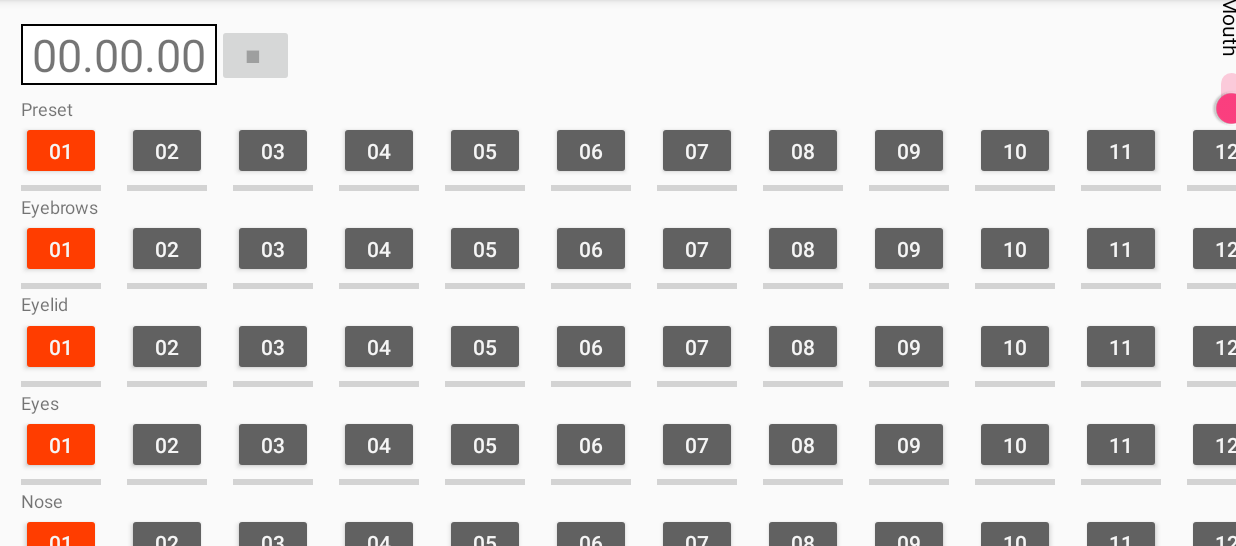
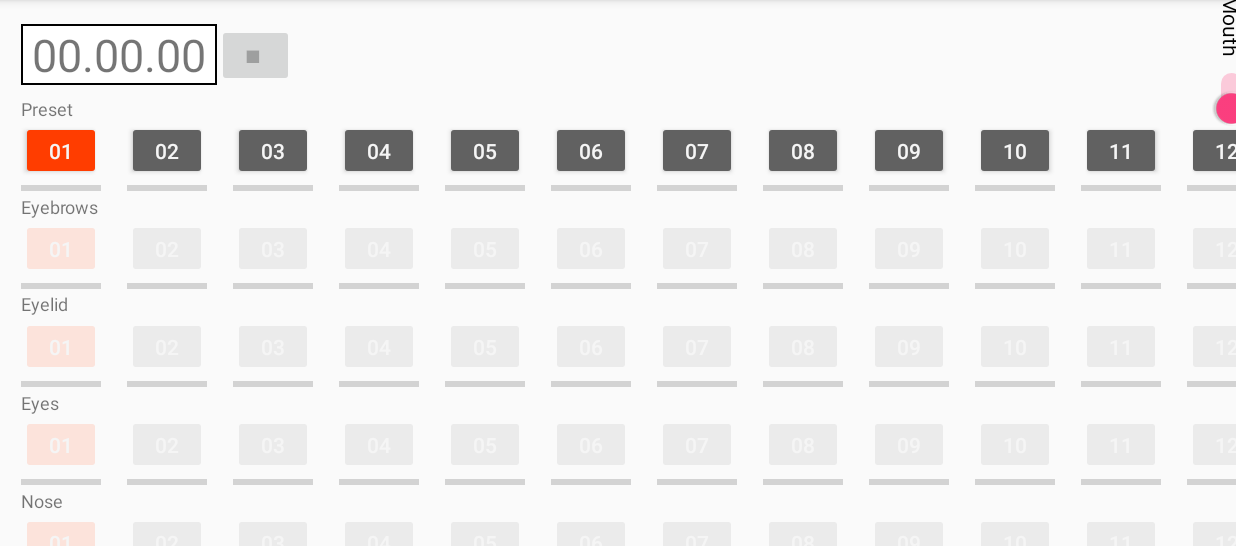
Before and after one commit to Jaeger87/Sbriciolone, an Android app: the MainActivity screen opened directly, with no data from a screen before it, after a tap on "01", on a phone screen of 824 x 412 dp (held sideways), the part 72-618 px from its top. Run offline under Robolectric (Android 15) with nearby library versions, the phone set to English and light mode, and no system bars; 7 statements that could not run were skipped.

Commit message:
Preset rifatti

```diff
--- a/MakinariumAnimatronicKeySystem/app/src/main/java/com/makinarium/makinariumanimatronickeysystem/com/makinarium/presetthings/ButtonsContainer.java
+++ b/MakinariumAnimatronicKeySystem/app/src/main/java/com/makinarium/makinariumanimatronickeysystem/com/makinarium/presetthings/ButtonsContainer.java
@@ -9,17 +9,26 @@ import java.util.HashMap;
 
 public class ButtonsContainer<T> {
 
-    private HashMap<Integer,ButtonPerformance<T>> mapButtons;
+    private HashMap<Integer,ButtonPerformance<T>> performanceHashMap;
+    private HashMap<Integer,PresetPerformance<T>> presetHashMap;
+
 
     public ButtonsContainer()
     {
-        mapButtons = new HashMap<>();
+        performanceHashMap = new HashMap<>();
+        presetHashMap = new HashMap<>();
     }
 
 
-    public void addButton(int id, Button button, FaceSector sector, ProgressBar progressBar)
+    public void addPerformanceButton(int id, Button button, FaceSector sector, ProgressBar progressBar)
     {
-        mapButtons.put(id, new ButtonPerformance(button,sector, progressBar));
+        performanceHashMap.put(id, new ButtonPerformance(button,sector, progressBar));
+    }
+
+    public void addPresetButton(int id, Button button, FaceSector sector, ProgressBar progressBar)
+    {
+        if(sector == FaceSector.PRESET)
+            presetHashMap.put(id, new PresetPerformance(button,sector, progressBar));
     }
 
     public void deactivatesButtonSectorButton(FaceSector sector)
@@ -34,21 +43,41 @@ public class ButtonsContainer<T> {
 
     private void disActButtons(FaceSector sector, boolean whatToDo)
     {
-        for (Integer id: mapButtons.keySet()) {
-            if(mapButtons.get(id).getFaceSector() != sector)
+
+        if(sector == FaceSector.PRESET)
+        {
+            for (Integer id: presetHashMap.keySet())
+                if(whatToDo)
+                    presetHashMap.get(id).activatesButton();
+                else
+                    presetHashMap.get(id).deactivatesButton();
+            return;
+        }
+
+        for (Integer id: performanceHashMap.keySet()) {
+            if(performanceHashMap.get(id).getFaceSector() != sector)
                 continue;
             if(whatToDo)
-                mapButtons.get(id).activatesButton();
+                performanceHashMap.get(id).activatesButton();
             else
-                mapButtons.get(id).deactivatesButton();
+                performanceHashMap.get(id).deactivatesButton();
 
         }
     }
 
 
-    public ButtonPerformance<T> getButtonPerform(int id)
+    public ButtonPerformance<T> getButtonPerformance(int id)
     {
-        return mapButtons.get(id);
+        if(performanceHashMap.containsKey(id))
+            return performanceHashMap.get(id);
+        return null;
+    }
+
+    public PresetPerformance<T> getPresetPerformance(int id)
+    {
+        if(presetHashMap.containsKey(id))
+            return presetHashMap.get(id);
+        return null;
     }
 
     public void deactivatesAllButtons()
```
Also changed, not shown: MakinariumAnimatronicKeySystem/app/src/main/java/com/makinarium/makinariumanimatronickeysystem/MainActivity.java (+47 -131 lines), MakinariumAnimatronicKeySystem/app/src/main/java/com/makinarium/makinariumanimatronickeysystem/com/makinarium/presetthings/PresetPerformance.java (+18 -0 lines).
